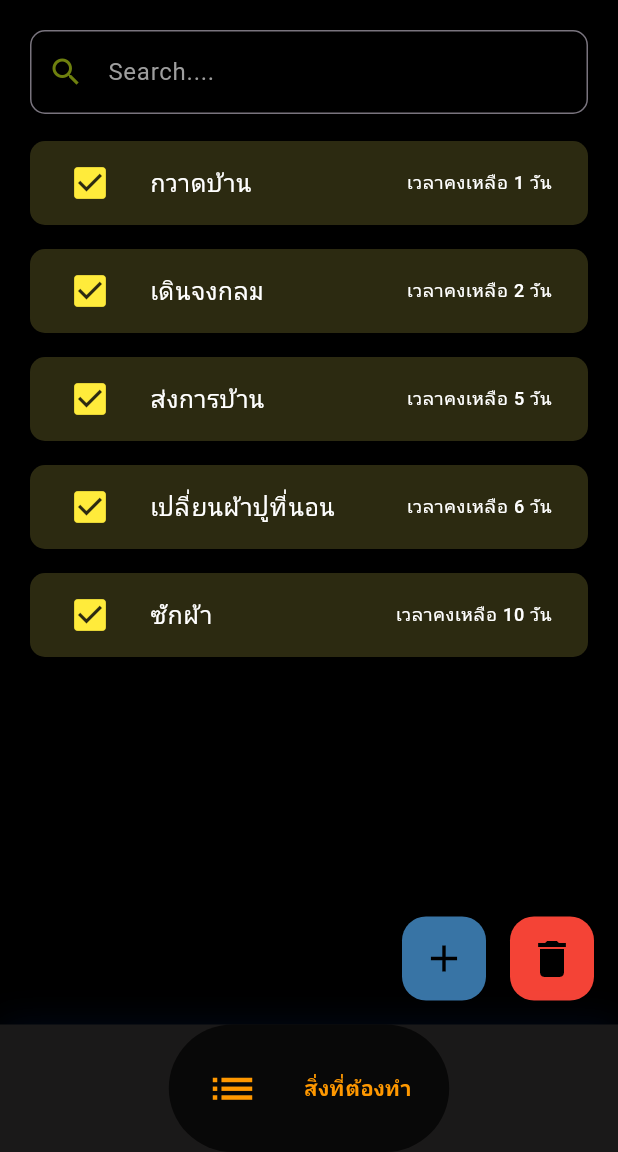
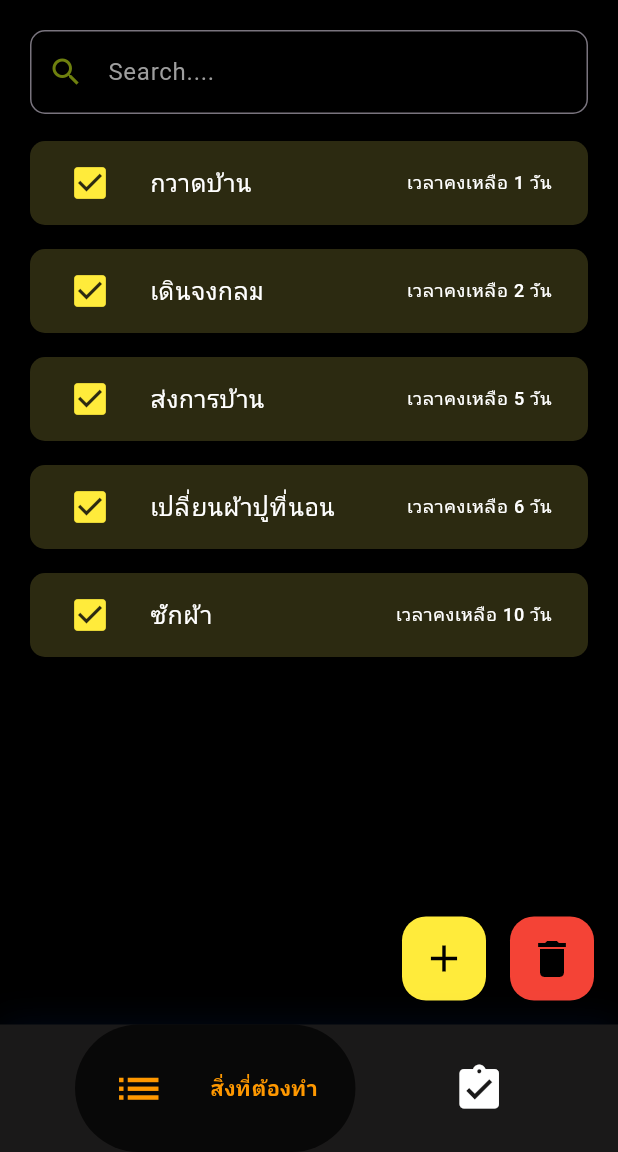
Before and after one commit to Chayodom-Khruesuk/LastTime, a Flutter app: the screen it shows after launch, on a phone screen of 412 x 824 dp, the part 84-1236 px from its top. Run offline on Flutter 3.47's test engine with Material 3 defaults, Android fonts, the light colour scheme and no system bars; drawn by our look-alikes of google_nav_bar; our stand-ins replace bloc, equatable, flutter_bloc.

Commit message:
Fix code and Create complete screen for show complete event

```diff
--- a/lib/bloc/bloc.dart
+++ b/lib/bloc/bloc.dart
@@ -58,7 +58,10 @@ class LastTimeBloc extends Bloc<BlocEvent, BlocState> {
 
   void _onUpdateTime(UpdateTime event, Emitter<BlocState> emit) async {
     if (state is ReadyState || state is SearchState) {
-      await repo.update(id: event.id, cycleDateTime: event.cycleDateTime);
+      await repo.update(
+        id: event.id,
+        action: event.action,
+      );
       emit(LoadingState());
       add(LoadEvent());
     }
--- a/lib/bloc/bloc_event.dart
+++ b/lib/bloc/bloc_event.dart
@@ -30,6 +30,9 @@ class SearchClearEvent extends BlocEvent {}
 
 class UpdateTime extends BlocEvent {
   final int id;
-  final DateTime cycleDateTime;
-  UpdateTime({required this.id, required this.cycleDateTime});
+  final DateTime action;
+  UpdateTime({
+    required this.id,
+    required this.action,
+  });
 }
--- a/lib/main.dart
+++ b/lib/main.dart
@@ -3,7 +3,7 @@ import 'package:flutter_bloc/flutter_bloc.dart';
 import 'package:flutter_lasttime/bloc/bloc.dart';
 import 'package:flutter_lasttime/bloc/bloc_event.dart';
 import 'package:flutter_lasttime/repo/mock_repo.dart';
-import 'package:flutter_lasttime/widgets/home_page.dart';
+import 'package:flutter_lasttime/widgets/screens/home_page.dart';
 
 void main() {
   WidgetsFlutterBinding.ensureInitialized();
--- a/lib/model/item_action.dart
+++ b/lib/model/item_action.dart
@@ -13,5 +13,5 @@ class ItemAction extends Equatable {
   }
 
   @override
-  List<Object?> get props => [id, action, action];
+  List<Object?> get props => [id, action];
 }
--- a/lib/repo/repo.dart
+++ b/lib/repo/repo.dart
@@ -5,5 +5,5 @@ abstract class Repo {
   Future<List<ItemAction>> loadWithDelay();
   Future<void> remove({required int id});
   Future<void> add({required String name, required int cycleDateTime});
-  Future<void> update({required int id, required DateTime cycleDateTime});
+  Future<void> update({required int id, required DateTime? action});
 }
--- a/lib/widgets/screens/add_event.dart
+++ b/lib/widgets/add_event.dart
@@ -15,7 +15,7 @@ class AddEvent extends StatelessWidget {
     final TextEditingController dateTimeController = TextEditingController();
 
     return FloatingActionButton(
-      backgroundColor: const Color.fromARGB(175, 82, 169, 240),
+      backgroundColor: Colors.yellow,
       onPressed: () async {
         await showDialog(
           context: context,
--- a/lib/widgets/nav_bar.dart
+++ b/lib/widgets/nav_bar.dart
@@ -1,5 +1,5 @@
 import 'package:flutter/material.dart';
-//import 'package:flutter_lasttime/widgets/screens/complete_scren.dart';
+import 'package:flutter_lasttime/widgets/screens/complete_scren.dart';
 import 'package:flutter_lasttime/widgets/screens/todo_screen.dart';
 import 'package:google_nav_bar/google_nav_bar.dart';
 
@@ -15,7 +15,7 @@ class NavBarState extends State<NavBar> {
 
   static final List<Widget> _widgetOptions = <Widget>[
     const ToDoScreen(),
-    //const CompleteScreen(),
+    const CompleteScreen(),
   ];
 
   @override
@@ -59,10 +59,10 @@ class NavBarState extends State<NavBar> {
                   iconColor: Colors.white,
                   text: 'สิ่งที่ต้องทำ',
                 ),
-                /*GButton(
-                    icon: Icons.home,
+                GButton(
+                    icon: Icons.assignment_turned_in,
                     iconColor: Colors.white,
-                    text: 'เสร็จสมบูรณ์'),*/
+                    text: 'เสร็จสมบูรณ์'),
               ],
               selectedIndex: _selectedIndex,
               onTabChange: (index) {
--- a/lib/widgets/screens/list_page.dart
+++ b/lib/widgets/screens/list_page.dart
@@ -3,22 +3,23 @@ import 'package:flutter_bloc/flutter_bloc.dart';
 import 'package:flutter_lasttime/bloc/bloc.dart';
 import 'package:flutter_lasttime/bloc/bloc_event.dart';
 import 'package:flutter_lasttime/bloc/bloc_state.dart';
+import 'package:flutter_lasttime/widgets/action_check_list.dart';
 import 'package:intl/intl.dart';
 
 Expanded listPage() {
   return Expanded(
     child: BlocBuilder<LastTimeBloc, BlocState>(
       builder: (context, state) {
-        final item = state.item;
-        return item.isEmpty
+        final items = state.item.where((item) => item.action == null).toList();
+        return items.isEmpty
             ? const Center(
                 child: Text(
-                  'No item found',
+                  'Item not found',
                   style: TextStyle(color: Colors.white),
                 ),
               )
             : ListView.builder(
-                itemCount: item.length,
+                itemCount: items.length,
                 itemBuilder: (context, index) {
                   return Padding(
                     padding: const EdgeInsets.symmetric(
@@ -33,76 +34,17 @@ Expanded listPage() {
                       child: BlocBuilder<LastTimeBloc, BlocState>(
                           builder: (context, state) {
                         if (state is ReadyState || state is SearchState) {
-                          if (item[index].action == null) {
+                          if (items[index].action == null) {
                             return ListTile(
-                              leading: IconButton(
-                                icon: const Icon(
-                                  Icons.check_box,
-                                  color: Colors.yellow,
-                                ),
-                                iconSize: 28,
-                                onPressed: () {
-                                  showDialog(
-                                      context: context,
-                                      builder: (BuildContext context) {
-                                        return AlertDialog(
-                                          title: const Text(
-                                            'ยืนยัน',
-                                            style: TextStyle(
-                                                fontWeight: FontWeight.bold),
-                                          ),
-                                          content: const Text(
-                                            'คุณต้องการยกเลิกงานนี้หรือไม่',
-                                            style: TextStyle(
-                                              fontSize: 18,
-                                            ),
-                                          ),
-                                          actions: [
-                                            TextButton(
-                                              child: const Text('ยกเลิก',
-                                                  style: TextStyle(
-                                                      fontWeight:
-                                                          FontWeight.bold)),
-                                              onPressed: () {
-                                                Navigator.of(context).pop();
-                                              },
-                                            ),
-                                            TextButton(
-                                              style: TextButton.styleFrom(
-                                                backgroundColor: Colors.green,
-                                              ),
-                                              onPressed: () {
-                                                context
-                                                    .read<LastTimeBloc>()
-                                                    .add(UpdateTime(
-                                                        id: item[index].id,
-                                                        cycleDateTime:
-                                                            DateTime.now()));
-                                                /*Navigator.of(context).pop();
-                                                context
-                                                    .read<LastTimeBloc>()
-                                                    .add(RemoveEvent(
-                                                        item[index].id));*/
-                                              },
-                                              child: const Text('ตกลง',
-                                                  style: TextStyle(
-                                                      fontWeight:
-                                                          FontWeight.bold,
-                                                      color: Colors.black)),
-                                            ),
-                                          ],
-                                        );
-                                      });
-                                },
-                              ),
+                              leading: actionCheckList(context, items, index),
                               title: Text(
-                                item[index].name,
+                                items[index].name,
                                 style: const TextStyle(
                                   color: Colors.white,
                                 ),
                               ),
                               trailing: Text(
-                                'เวลาคงเหลือ ${item[index].cycleDateTime} วัน',
+                                'เวลาคงเหลือ ${items[index].cycleDateTime} วัน',
                                 style: const TextStyle(
                                   color: Colors.white,
                                   fontSize: 12,
@@ -113,14 +55,14 @@ Expanded listPage() {
                             return ListTile(
                               // index name
                               title: Text(
-                                item[index].name,
+                                items[index].name,
                                 style: const TextStyle(
                                   color: Colors.white,
                                 ),
                               ),
                               // DateTime
                               trailing: Text(
-                                'บันทึก: ${DateFormat('yyyy-MM-dd-kk:mm').format(item[index].action!)} นาที',
+                                'บันทึก: ${DateFormat('dd/MM/yyyy เวลา hh:mm').format(items[index].action!)} นาที',
                                 style: const TextStyle(
                                   color: Colors.white,
                                 ),
@@ -128,7 +70,7 @@ Expanded listPage() {
                               // delete icon
                               onTap: () {
                                 context.read<LastTimeBloc>().add(
-                                      RemoveEvent(item[index].id),
+                                      RemoveEvent(items[index].id),
                                     );
                               },
                             );
@@ -136,7 +78,7 @@ Expanded listPage() {
                         } else if (state is RemoveState) {
                           return ListTile(
                               title: Text(
-                                item[index].name,
+                                items[index].name,
                                 style: const TextStyle(
                                   color: Colors.white,
                                 ),
@@ -148,7 +90,7 @@ Expanded listPage() {
                               onTap: () {
                                 context
                                     .read<LastTimeBloc>()
-                                    .add(RemoveEvent(item[index].id));
+                                    .add(RemoveEvent(items[index].id));
                               });
                         } else {
                           return const Material();
--- a/lib/widgets/screens/todo_screen.dart
+++ b/lib/widgets/screens/todo_screen.dart
@@ -1,9 +1,9 @@
 import 'package:flutter/material.dart';
 import 'package:flutter_bloc/flutter_bloc.dart';
 import 'package:flutter_lasttime/bloc/bloc_barrel.dart';
-import 'package:flutter_lasttime/widgets/screens/add_event.dart';
+import 'package:flutter_lasttime/widgets/add_event.dart';
 import 'package:flutter_lasttime/widgets/screens/list_page.dart';
-import 'package:flutter_lasttime/widgets/screens/remove_btn.dart';
+import 'package:flutter_lasttime/widgets/remove_btn.dart';
 
 class ToDoScreen extends StatelessWidget {
   const ToDoScreen({super.key});
```
Also changed, not shown: lib/repo/mock_repo.dart (+3 -4 lines), lib/widgets/action_check_list.dart (added, +56 -0 lines), lib/widgets/screens/complete_scren.dart (+54 -1 lines), lib/widgets/remove_btn.dart (renamed from lib/widgets/screens/remove_btn.dart), lib/widgets/screens/home_page.dart (renamed from lib/widgets/home_page.dart).
